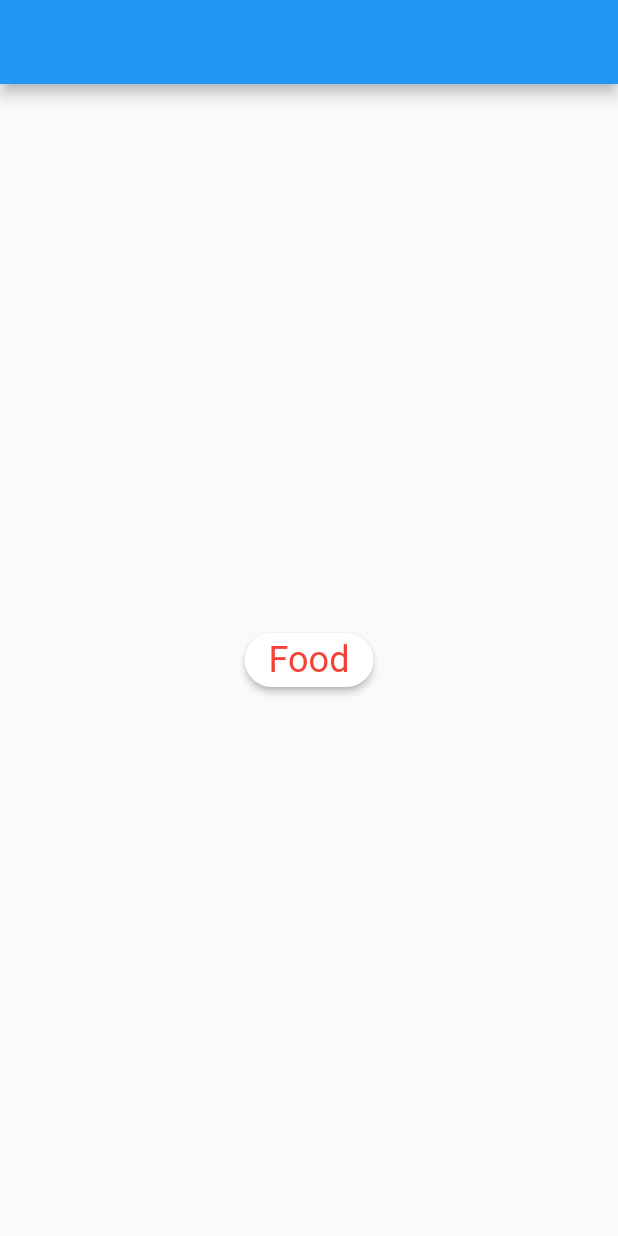
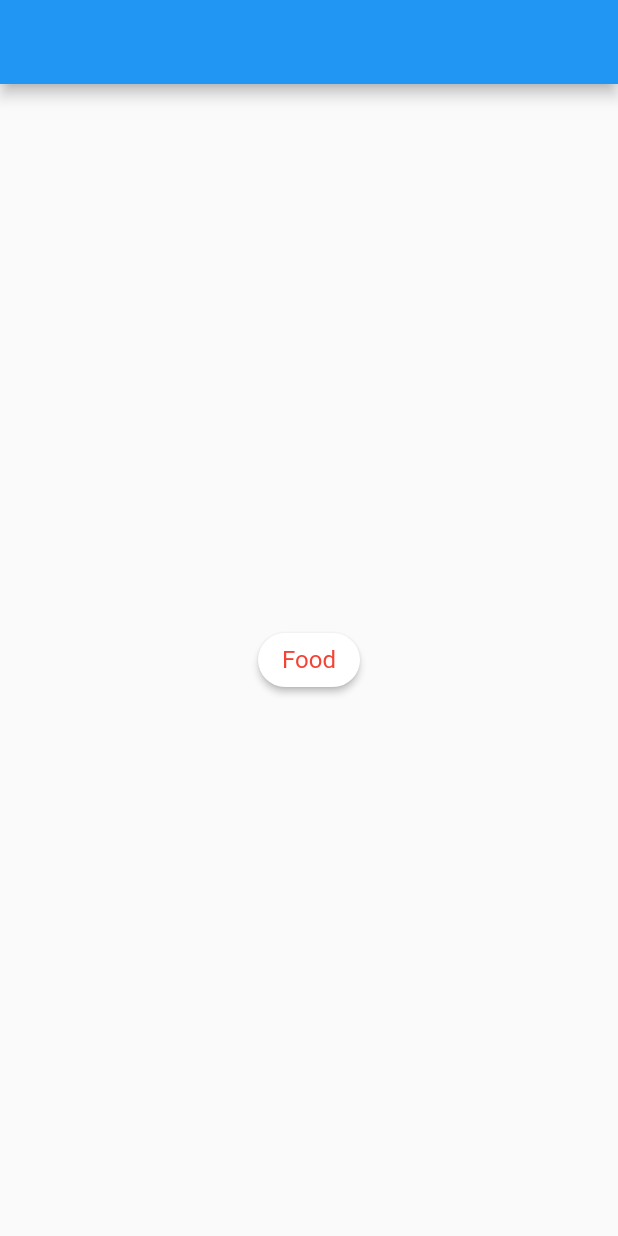
Before and after one commit to harunkurtme/flutter_course, a Flutter app: the screen it shows after launch, on a phone screen of 412 x 824 dp. Run offline on Flutter 3.47's test engine with Material 2 defaults, Android fonts, the phone set to English and light mode, and no system bars.

Commit message:
added custom food  button custom_component dart file

```diff
--- a/lib/101/custom_component.dart
+++ b/lib/101/custom_component.dart
@@ -1,7 +1,7 @@
 import 'package:flutter/material.dart';
 
 
-class Custom_Component extends StatelessWidget with _ColorUtility {
+class Custom_Component extends StatelessWidget{
   Custom_Component({Key? key}) : super(key: key);
 
   @override
@@ -9,12 +9,8 @@ class Custom_Component extends StatelessWidget with _ColorUtility {
     return Scaffold(
       appBar: AppBar(),
       body: Center(
-        child: ElevatedButton(
-          style: ElevatedButton.styleFrom(primary: white,shape:StadiumBorder() ),
-          onPressed: (){},
-          child: Text(
-            "Food",
-            style: Theme.of(context).textTheme.headline5?.copyWith(color: redColor),))),
+        child: CustomFoodButton(title: "Food",)
+            ),
     );
   }
 }
@@ -23,3 +19,20 @@ class _ColorUtility{
   final Color redColor=Colors.red;
   final Color white =Colors.white;
 }
+
+class CustomFoodButton extends StatelessWidget with _ColorUtility{
+  CustomFoodButton({Key? key, required this.title}) : super(key: key);
+  final String title;
+
+  @override
+  Widget build(BuildContext context) {
+    return ElevatedButton(
+          style: ElevatedButton.styleFrom(primary: white,shape:StadiumBorder() ),
+          onPressed: (){},
+          child: Text(
+            title.toString(),
+            style: Theme.of(context).textTheme.subtitle1?.copyWith(color: redColor),
+                )
+              );
+  }
+}
```
